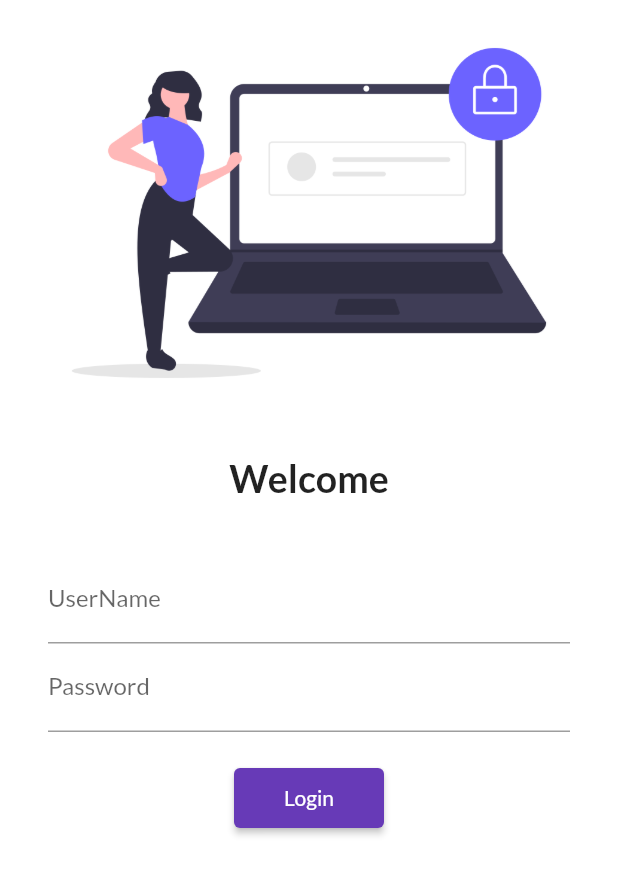
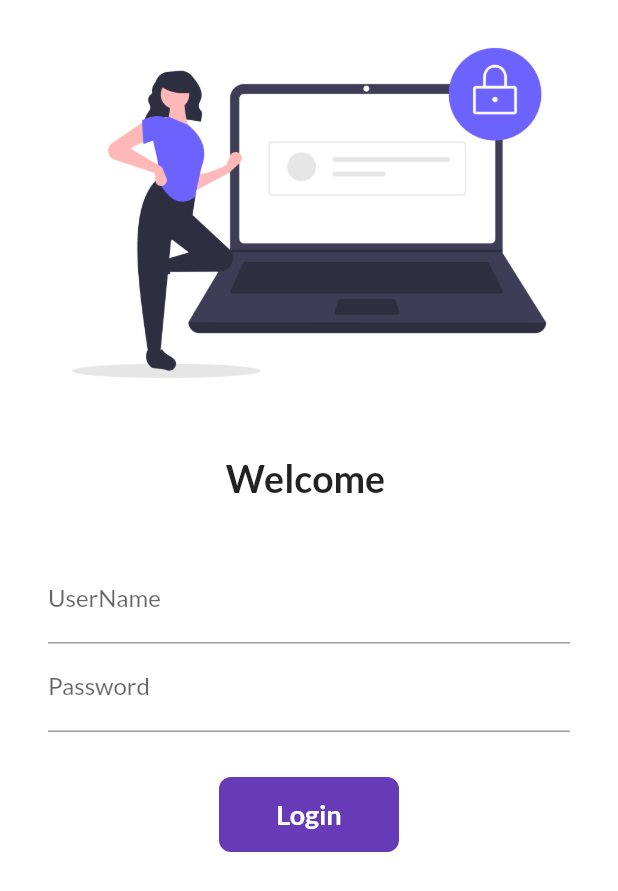
Before and after one commit to faishalAhmed03/Flutter_Basic, a Flutter app: the screen it shows after launch, on a phone screen of 412 x 824 dp. Shown: the top 891 px of the screen. Run offline on Flutter 3.47's test engine with Material 2 defaults, Android fonts, the light colour scheme and no system bars; our stand-ins replace google_fonts.

Commit message:
login button animation basic

```diff
--- a/lib/home_page/login_page.dart
+++ b/lib/home_page/login_page.dart
@@ -1,7 +1,15 @@
 import 'package:flutter/material.dart';
 import 'package:flutter_application_1/utils/routes.dart';
 
-class LoginPage extends StatelessWidget {
+class LoginPage extends StatefulWidget {
+  @override
+  State<LoginPage> createState() => _LoginPageState();
+}
+
+class _LoginPageState extends State<LoginPage> {
+  String name = "";
+  bool changeButton = false;
+
   @override
   Widget build(BuildContext context) {
     return Material(
@@ -15,9 +23,9 @@
             const SizedBox(
               height: 20.0,
             ),
-            const Text(
-              "Welcome",
-              style: TextStyle(
+            Text(
+              "Welcome $name",
+              style: const TextStyle(
                 fontSize: 25,
                 fontWeight: FontWeight.bold,
               ),
@@ -35,6 +43,10 @@
                       hintText: "Enter Username",
                       labelText: "UserName",
                     ),
+                    onChanged: (value) {
+                      name = value;
+                      setState(() {});
+                    },
                   ),
                   TextFormField(
                     obscureText: true,
@@ -44,17 +56,49 @@
                     ),
                   ),
                   const SizedBox(
-                    height: 20.0,
+                    height: 30.0,
                   ),
-                  ElevatedButton(
-                    onPressed: () {
+                  InkWell(
+                    onTap: () async {
+                      setState(() {
+                        changeButton = true;
+                      });
+
+                      await Future.delayed(Duration(seconds: 1));
                       Navigator.pushNamed(context, MyRoutes.homeRoute);
                     },
-                    child: Text("Login"),
-                    style: TextButton.styleFrom(
-                        minimumSize: Size(100, 40),
-                        backgroundColor: Colors.deepPurple),
-                  )
+                    child: AnimatedContainer(
+                      duration: Duration(seconds: 1),
+                      height: 50,
+                      width: changeButton ? 50 : 120,
+                      alignment: Alignment.center,
+                      decoration: BoxDecoration(
+                        // shape:
+                        //     changeButton ? BoxShape.circle : BoxShape.rectangle,
+                        color: Colors.deepPurple,
+                        borderRadius:
+                            BorderRadius.circular(changeButton ? 50 : 8),
+                      ),
+                      child: changeButton
+                          ? const Icon(Icons.done, color: Colors.white)
+                          : const Text(
+                              "Login",
+                              style: TextStyle(
+                                  color: Colors.white,
+                                  fontWeight: FontWeight.bold,
+                                  fontSize: 18),
+                            ),
+                    ),
+                  ),
+                  // ElevatedButton(
+                  //   onPressed: () {
+                  //     Navigator.pushNamed(context, MyRoutes.homeRoute);
+                  //   },
+                  //   child: Text("Login"),
+                  //   style: TextButton.styleFrom(
+                  //       minimumSize: Size(100, 40),
+                  //       backgroundColor: Colors.deepPurple),
+                  // )
                 ],
               ),
             )
```
